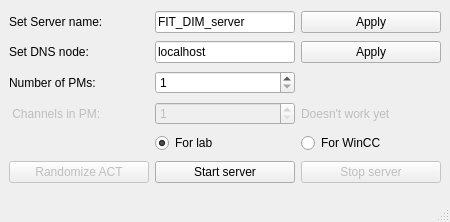
Above: DIM_v3/mainwindow.ui from OK2100/DIM_v3 before the change. Below: the same form after it.
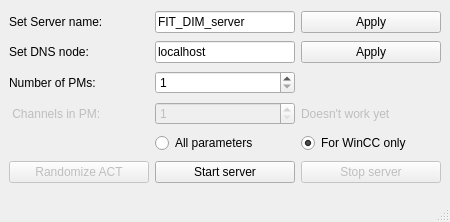
That is the form after the change.

Commit message: Fix problems with some parameters

Patch:
```diff
--- a/DIM_v3/mainwindow.ui
+++ b/DIM_v3/mainwindow.ui
@@ -26,7 +26,7 @@
    <string>MainWindow</string>
   </property>
   <widget class="QWidget" name="centralwidget">
-   <layout class="QGridLayout" name="gridLayout" columnstretch="1,1,1,0">
+   <layout class="QGridLayout" name="gridLayout" columnstretch="1,1,1">
     <item row="5" column="1">
      <widget class="QSpinBox" name="SpinBox_Nchs">
       <property name="enabled">
@@ -170,17 +170,20 @@
     <item row="6" column="1">
      <widget class="QRadioButton" name="checkLab">
       <property name="text">
-       <string>For lab</string>
+       <string>All parameters</string>
       </property>
       <property name="checked">
-       <bool>true</bool>
+       <bool>false</bool>
       </property>
      </widget>
     </item>
     <item row="6" column="2">
      <widget class="QRadioButton" name="checkWinCC">
       <property name="text">
-       <string>For WinCC</string>
+       <string>For WinCC only</string>
+      </property>
+      <property name="checked">
+       <bool>true</bool>
       </property>
      </widget>
     </item>
```
The commit also changes 45 other files.
